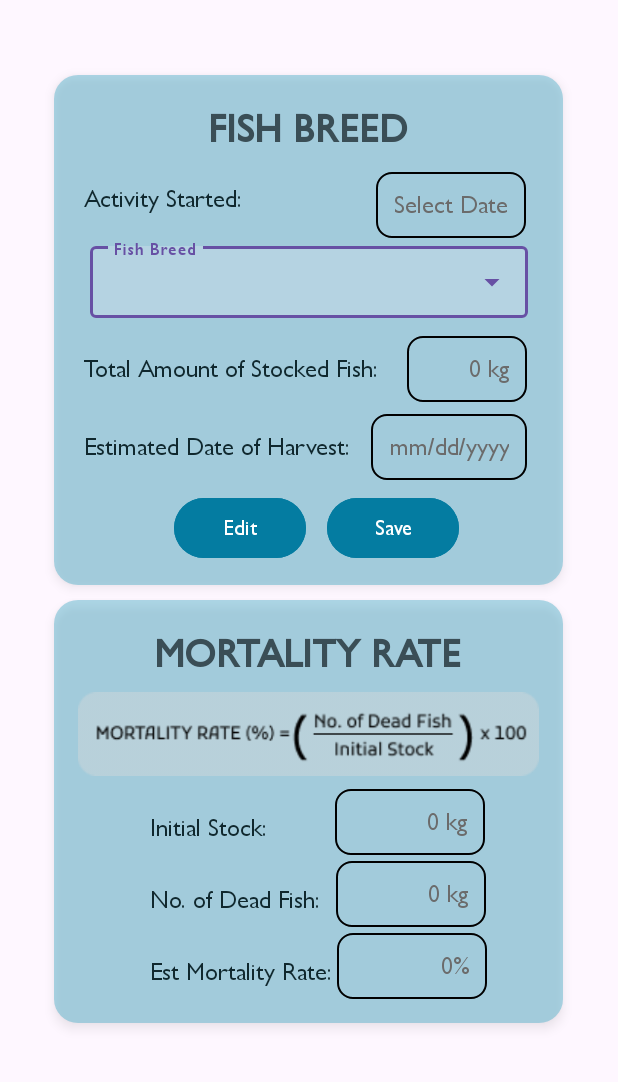
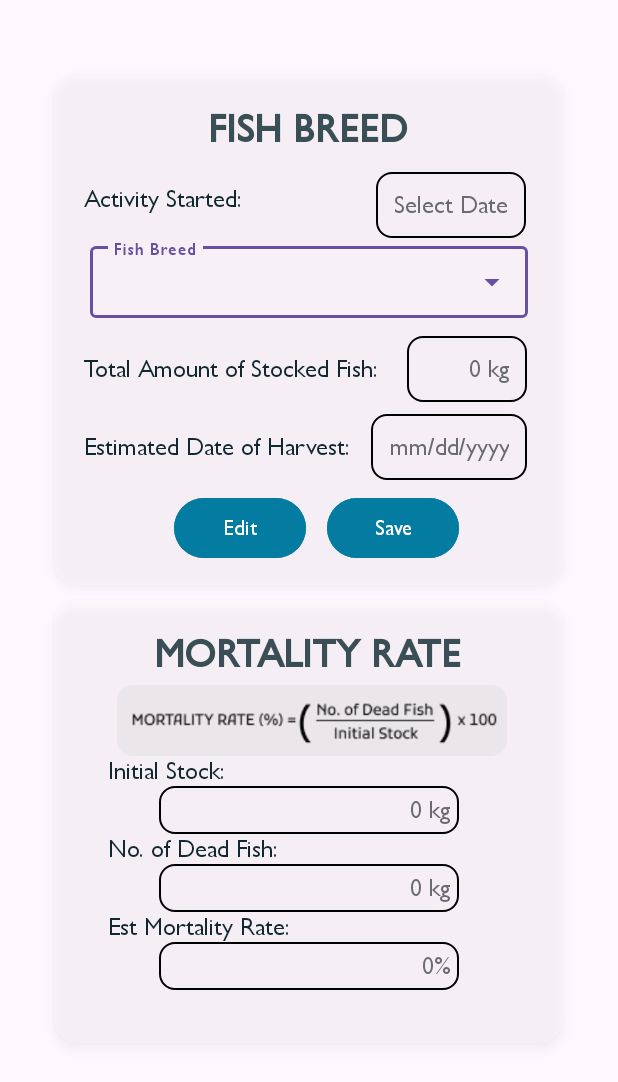
Before and after one commit to rhyzeline-macapagal/PONDMATEv1, an Android app: the layout fragment_two.xml on its own in the app's theme, with its tools: preview values and no code run, on a phone screen of 412 x 824 dp. Shown: the top 1082 px of the screen. Run offline under Robolectric (Android 15) with nearby library versions, the light colour scheme and no system bars.

Commit message:
fragment2

```diff
--- a/app/src/main/res/drawable/rounded_container.xml
+++ b/app/src/main/res/drawable/rounded_container.xml
@@ -2,7 +2,7 @@
 <shape xmlns:android="http://schemas.android.com/apk/res/android"
     android:shape="rectangle">
 
-    <solid android:color="#6333A4C1" />
+    <solid android:color="#3DFFFDFD" />
     <corners android:radius="16dp" />
     <padding
         android:left="8dp"
--- a/app/src/main/res/layout/fragment_two.xml
+++ b/app/src/main/res/layout/fragment_two.xml
@@ -192,7 +192,7 @@
     <LinearLayout
         android:id="@+id/linearLayout2"
         android:layout_width="339dp"
-        android:layout_height="wrap_content"
+        android:layout_height="295dp"
         android:layout_marginStart="36dp"
         android:layout_marginTop="400dp"
         android:background="@drawable/rounded_container"
@@ -221,12 +221,12 @@
 
             <ImageView
                 android:id="@+id/imageView2"
-                android:layout_width="wrap_content"
-                android:layout_height="wrap_content"
-                android:layout_marginTop="8dp"
+                android:layout_width="280dp"
+                android:layout_height="47dp"
+                android:layout_marginTop="4dp"
                 android:src="@drawable/formula"
                 app:layout_constraintEnd_toEndOf="parent"
-                app:layout_constraintHorizontal_bias="0.555"
+                app:layout_constraintHorizontal_bias="0.592"
                 app:layout_constraintStart_toStartOf="parent"
                 app:layout_constraintTop_toBottomOf="@+id/textView5" />
 
@@ -234,98 +234,89 @@
                 android:id="@+id/textView6"
                 android:layout_width="wrap_content"
                 android:layout_height="wrap_content"
-                android:layout_marginStart="48dp"
-                android:layout_marginTop="24dp"
                 android:text="Initial Stock:"
                 android:textColor="#10282E"
                 android:textSize="16sp"
+                app:layout_constraintEnd_toEndOf="parent"
+                app:layout_constraintHorizontal_bias="0.087"
                 app:layout_constraintStart_toStartOf="parent"
-                app:layout_constraintTop_toBottomOf="@+id/imageView2" />
-
-            <EditText
-                android:id="@+id/initialstock_input"
-                android:layout_width="100dp"
-                android:layout_height="wrap_content"
-                android:layout_marginTop="8dp"
-                android:background="@drawable/text_box"
-                android:hint="0 kg"
-                android:inputType="number"
-                android:padding="12dp"
-                android:textAlignment="textEnd"
-                android:textColor="#000000"
-                android:textColorHint="#6B6B6B"
-                android:textSize="16sp"
-                app:layout_constraintEnd_toEndOf="parent"
-                app:layout_constraintHorizontal_bias="0.56"
-                app:layout_constraintStart_toEndOf="@+id/textView6"
                 app:layout_constraintTop_toBottomOf="@+id/imageView2" />
 
             <TextView
                 android:id="@+id/textView7"
                 android:layout_width="wrap_content"
                 android:layout_height="wrap_content"
-                android:layout_marginStart="48dp"
-                android:layout_marginTop="28dp"
                 android:text="No. of Dead Fish:"
                 android:textColor="#10282E"
                 android:textSize="16sp"
+                app:layout_constraintEnd_toEndOf="parent"
+                app:layout_constraintHorizontal_bias="0.103"
                 app:layout_constraintStart_toStartOf="parent"
-                app:layout_constraintTop_toBottomOf="@+id/textView6" />
+                app:layout_constraintTop_toBottomOf="@+id/initialstock_input" />
 
             <EditText
                 android:id="@+id/deadfish_input"
-                android:layout_width="100dp"
+                android:layout_width="200dp"
                 android:layout_height="wrap_content"
-                android:layout_marginTop="4dp"
                 android:background="@drawable/text_box"
                 android:hint="0 kg"
                 android:inputType="number"
-                android:padding="12dp"
+                android:padding="6dp"
                 android:textAlignment="textEnd"
                 android:textColor="#000000"
                 android:textColorHint="#6B6B6B"
                 android:textSize="16sp"
                 app:layout_constraintEnd_toEndOf="parent"
-                app:layout_constraintHorizontal_bias="0.222"
-                app:layout_constraintStart_toEndOf="@+id/textView7"
-                app:layout_constraintTop_toBottomOf="@+id/initialstock_input" />
+                app:layout_constraintStart_toStartOf="parent"
+                app:layout_constraintTop_toBottomOf="@+id/textView7" />
 
             <TextView
                 android:id="@+id/textView9"
                 android:layout_width="wrap_content"
                 android:layout_height="wrap_content"
-                android:layout_marginStart="48dp"
-                android:layout_marginTop="28dp"
                 android:text="Est Mortality Rate:"
                 android:textColor="#10282E"
                 android:textSize="16sp"
+                app:layout_constraintEnd_toEndOf="parent"
+                app:layout_constraintHorizontal_bias="0.107"
                 app:layout_constraintStart_toStartOf="parent"
-                app:layout_constraintTop_toBottomOf="@+id/textView7" />
+                app:layout_constraintTop_toBottomOf="@+id/deadfish_input" />
 
             <TextView
                 android:id="@+id/mortrate_display"
-                android:layout_width="100dp"
+                android:layout_width="200dp"
                 android:layout_height="wrap_content"
-                android:layout_marginTop="4dp"
                 android:background="@drawable/text_box"
                 android:hint="0%"
                 android:inputType="number"
-                android:padding="12dp"
+                android:padding="6dp"
                 android:textAlignment="textEnd"
                 android:textColor="#000000"
                 android:textColorHint="#6B6B6B"
                 android:textSize="16sp"
                 app:layout_constraintEnd_toEndOf="parent"
-                app:layout_constraintHorizontal_bias="0.078"
-                app:layout_constraintStart_toEndOf="@+id/textView9"
-                app:layout_constraintTop_toBottomOf="@+id/deadfish_input" />
+                app:layout_constraintStart_toStartOf="parent"
+                app:layout_constraintTop_toBottomOf="@+id/textView9" />
+
+            <EditText
+                android:id="@+id/initialstock_input"
+                android:layout_width="200dp"
+                android:layout_height="wrap_content"
+                android:background="@drawable/text_box"
+                android:hint="0 kg"
+                android:inputType="number"
+                android:padding="6dp"
+                android:textAlignment="textEnd"
+                android:textColor="#000000"
+                android:textColorHint="#6B6B6B"
+                android:textSize="16sp"
+                app:layout_constraintEnd_toEndOf="parent"
+                app:layout_constraintStart_toStartOf="parent"
+                app:layout_constraintTop_toBottomOf="@+id/textView6" />
 
         </androidx.constraintlayout.widget.ConstraintLayout>
 
     </LinearLayout>
 
 
-
-
-
 </androidx.coordinatorlayout.widget.CoordinatorLayout>
```
Also changed, not shown: app/src/main/res/layout/activity_login.xml (+2 -5 lines), app/src/main/res/layout/fragment_fraghome.xml (+18 -18 lines).
